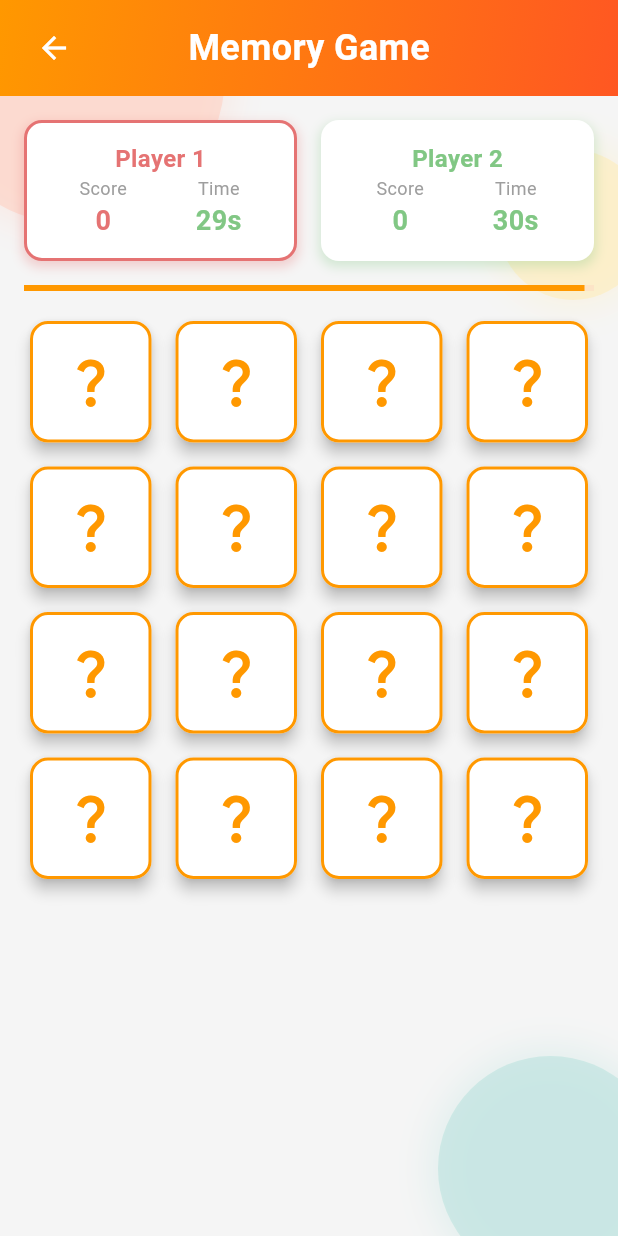
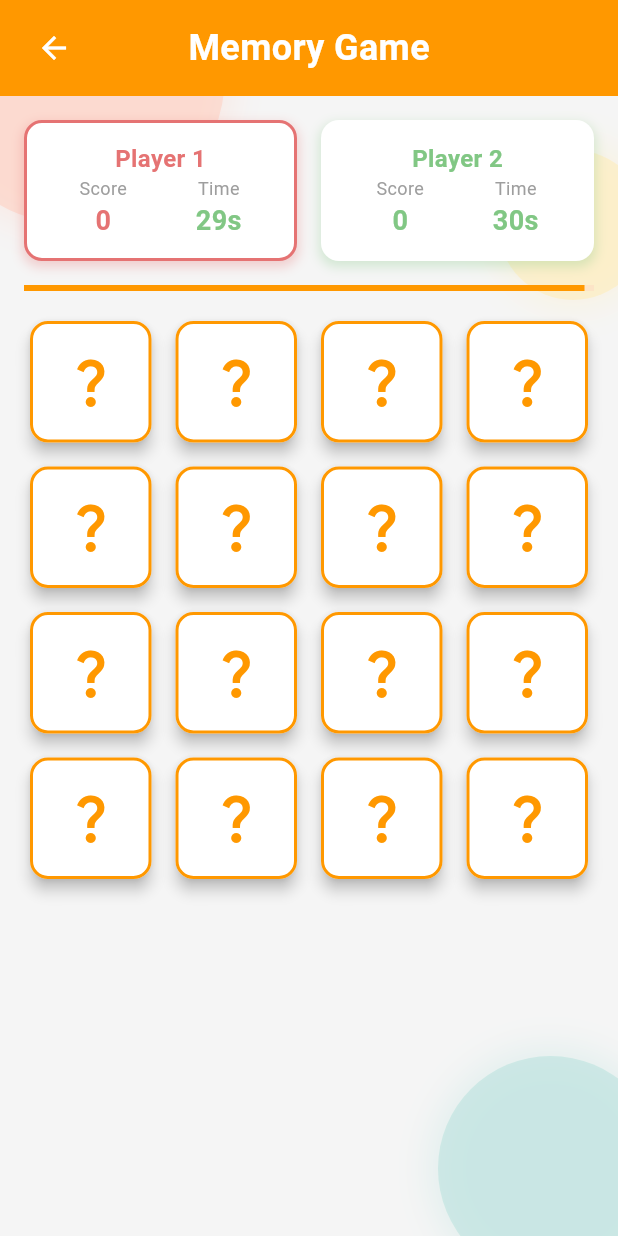
Before and after one commit to h0996g/memory_game, a Flutter app: the LocalMultiplayerGameScreen screen opened directly, on a phone screen of 412 x 824 dp. Run offline on Flutter 3.47's test engine with Material 3 defaults, Android fonts, the phone set to English and light mode, and no system bars; our stand-ins replace get, get_storage, socket_io_client; accounts and stored records are empty.

Commit message:
Refactor color gradient in buildAppBar function, dark mode storage get

```diff
--- a/lib/components/components.dart
+++ b/lib/components/components.dart
@@ -11,7 +11,10 @@ Widget buildAppBar(String title, BuildContext context) {
       gradient: LinearGradient(
         colors: isDarkMode
             ? [Colors.grey[900]!, Colors.grey[800]!]
-            : [const Color(0xFFFF9800), const Color(0xFFFF5722)],
+            : [
+                const Color(0xFFFF9800),
+                const Color(0xFFFF9800),
+              ],
         begin: Alignment.topLeft,
         end: Alignment.bottomRight,
       ),
@@ -214,6 +217,7 @@ Widget buildButton(BuildContext context, String text, IconData icon,
     ),
   );
 }
+
 //  -----------------------End of Home Screen-----------------------
 
 //!------------------------Local Multiplayer Game------------------------
--- a/lib/home.dart
+++ b/lib/home.dart
@@ -14,6 +14,7 @@ class HomePage extends StatelessWidget {
   @override
   Widget build(BuildContext context) {
     final ThemeController themeController = Get.put(ThemeController());
+
     return Scaffold(
       appBar: AppBar(
         title: const Text('Memory Game'),
--- a/lib/screen/online_multiplayer/controller.dart
+++ b/lib/screen/online_multiplayer/controller.dart
@@ -63,7 +63,7 @@ class OnlineGameController extends GetxController {
         IO.io('https://game-memory-socket-io.onrender.com', <String, dynamic>{
       'transports': ['websocket'],
       'autoConnect': false,
-      'timeout': 10000,
+      'timeout': 20000,
     });
 
     socket!.connect();
--- a/lib/theme_controller.dart
+++ b/lib/theme_controller.dart
@@ -1,13 +1,20 @@
 import 'package:get/get.dart';
 import 'package:flutter/material.dart';
+import 'package:get_storage/get_storage.dart';
 
 class ThemeController extends GetxController {
-  final _isDarkMode = false.obs;
-
+  final _isDarkMode = GetStorage().read('isDarkMode') == null
+      ? false.obs
+      : GetStorage().read('isDarkMode') == true
+          ? true.obs
+          : false.obs;
+  var storage = GetStorage();
   bool get isDarkMode => _isDarkMode.value;
 
-  void toggleTheme() {
+  Future<void> toggleTheme() async {
     _isDarkMode.value = !_isDarkMode.value;
+    await storage.write('isDarkMode', _isDarkMode.value);
+    print(storage.read('isDarkMode'));
     Get.changeThemeMode(_isDarkMode.value ? ThemeMode.dark : ThemeMode.light);
   }
 }
--- a/pubspec.yaml
+++ b/pubspec.yaml
@@ -43,6 +43,7 @@ dependencies:
   rename: ^3.0.2
   flutter_screenutil: ^5.9.3
   get: ^4.6.6
+  get_storage: ^2.1.1
 
 dev_dependencies:
   flutter_test:
```
Also changed, not shown: lib/main.dart (+14 -3 lines), lib/util.dart (added, +7 -0 lines), pubspec.lock.
